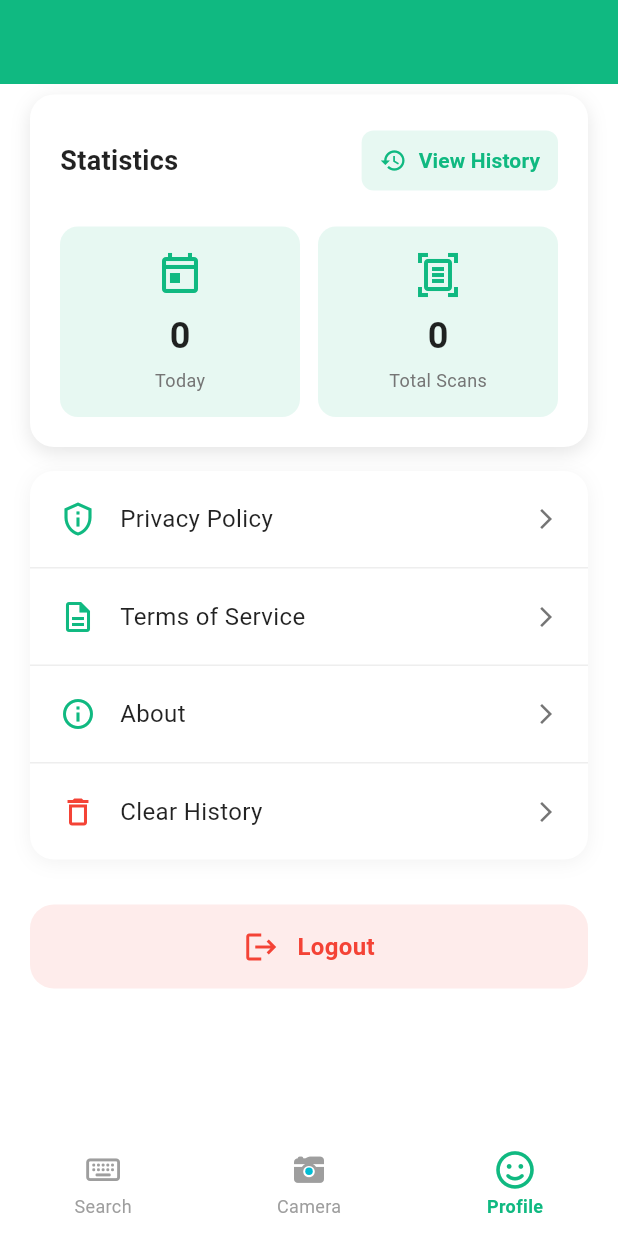
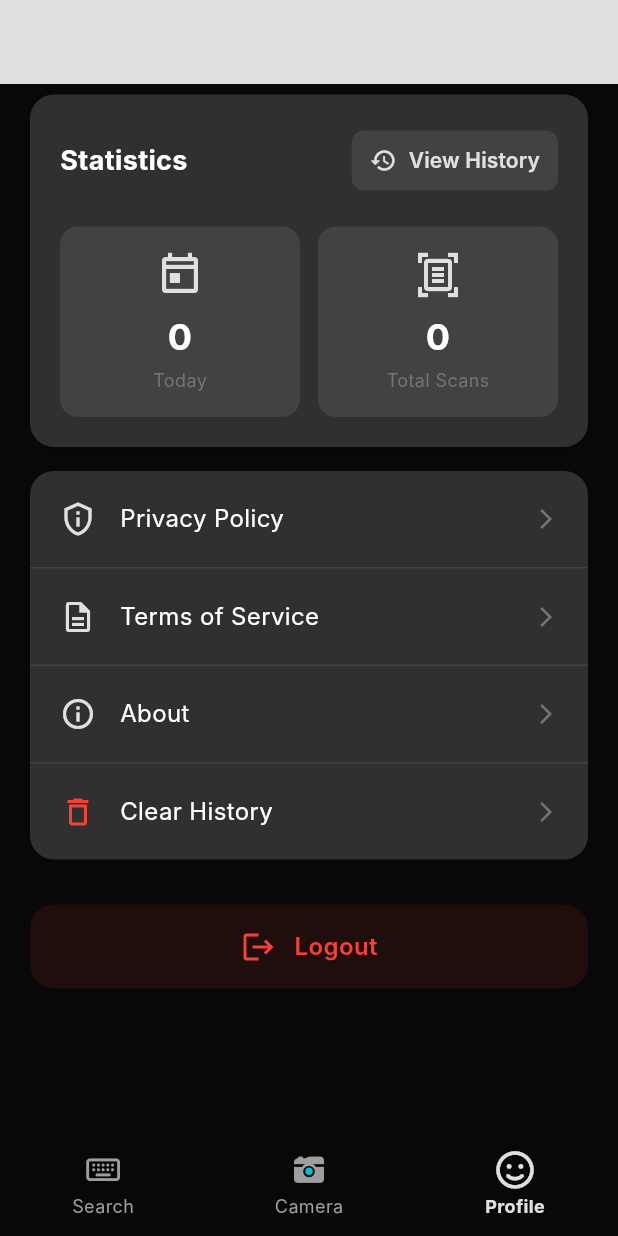
Before and after one commit to linoqui14/mathenic, a Flutter app: the screen it shows after launch, item 3 of the bottom bar chosen, scrolled down 265 dp, on a phone screen of 412 x 824 dp. Run offline on Flutter 3.47's test engine with Material 3 defaults, Android fonts, the phone set to English and light mode, and no system bars; our stand-ins replace camera, flutter_dotenv, flutter_markdown, font_awesome_flutter, google_generative_ai, image_picker and 3 more; missing offline and left inert: google_mlkit_text_recognition; accounts and stored records are empty; Roboto replaces fonts that are missing (Inter).

Commit message:
Dark mode by default

```diff
--- a/lib/main.dart
+++ b/lib/main.dart
@@ -30,7 +30,7 @@ class MyApp extends StatelessWidget {
         return MaterialApp(
           title: 'Scan & Solve',
           debugShowCheckedModeBanner: false,
-          themeMode: themeProvider.themeMode,
+          themeMode: ThemeMode.dark,
           theme: AppTheme.lightTheme,
           darkTheme: AppTheme.darkTheme,
           home: const MainNavigation(),
```
